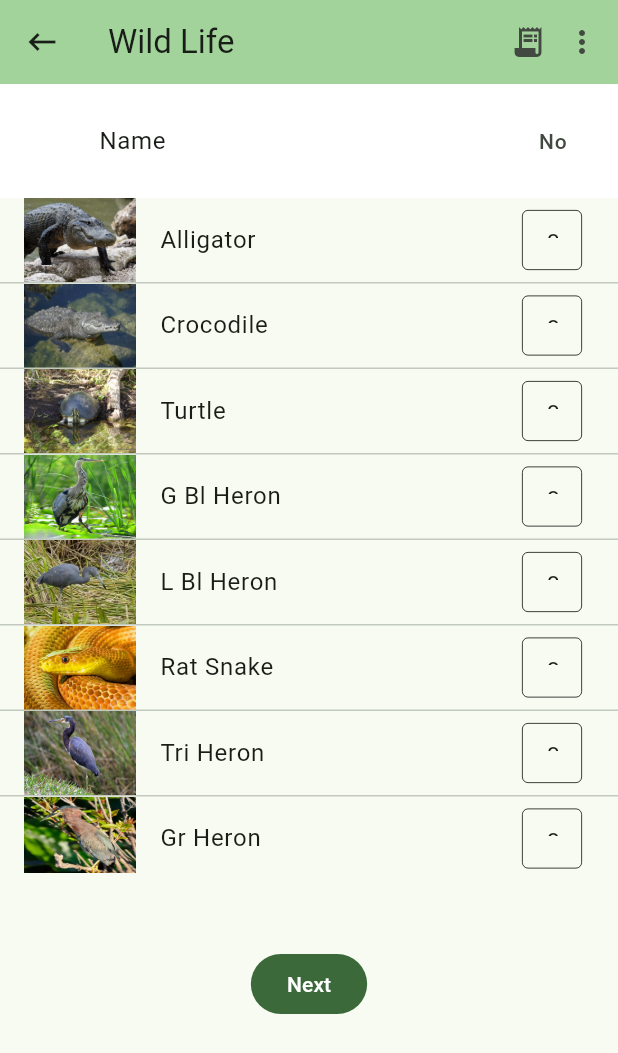
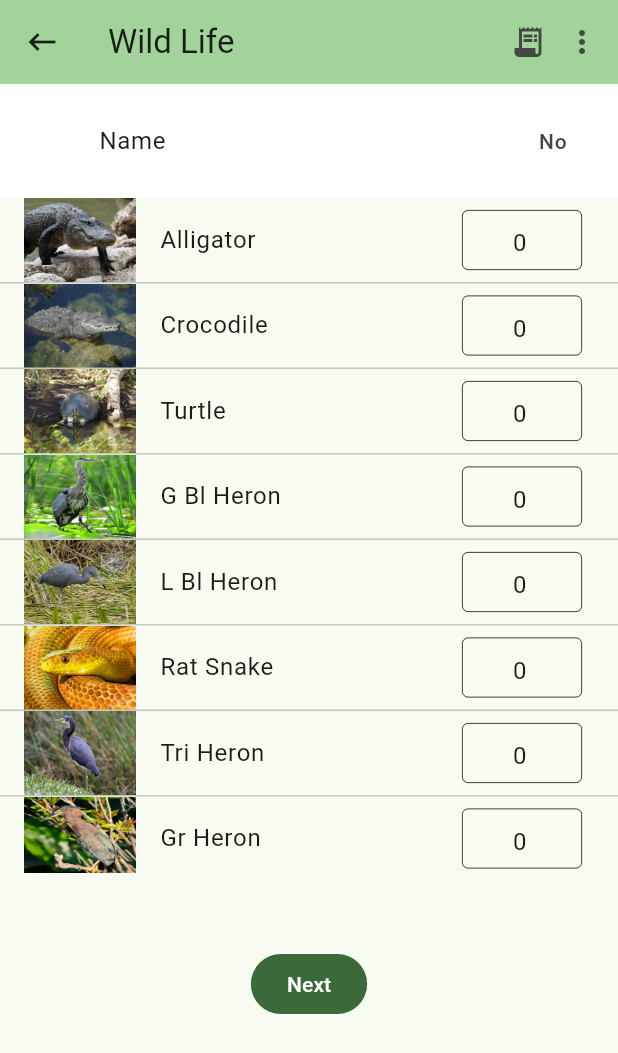
Before and after one commit to qkoliwala/skvyFrontend, a Flutter app: the WildLifePage screen opened by its route, on a phone screen of 412 x 824 dp. Shown: the top 1053 px of the screen. Run offline on Flutter 3.47's test engine with Material 2 defaults, Android fonts, the light colour scheme and no system bars; our stand-ins replace flutter_riverpod, fluttertoast, go_router; accounts and stored records are empty; network calls fail.

Commit message:
Added Sign Out
- Added Sign Out functionality
- Increased the textbox for the animal sightings

```diff
--- a/lib/wildlife.dart
+++ b/lib/wildlife.dart
@@ -7,40 +7,46 @@ import 'package:shark_valley/models/wildLifeSight.dart';
 import 'package:shark_valley/services/logProvider.dart';
 import 'package:shark_valley/vault.dart';
 
-
 class WildLifePage extends ConsumerWidget {
   const WildLifePage({super.key});
 
   @override
   Widget build(BuildContext context, WidgetRef ref) {
-    final List<WildLifeSight> sights =ref.watch(patrolLogProvider).wildlifeSights;
-    if(sights.isEmpty){
-      for(int i=0; i<wildLifeDefaultItems.length; i++){
-        WildLifeSight currentSight =WildLifeSight(name: wildLifeDefaultItems[i], amount: 0, createdBy: Vault.userName??"" );
-        currentSight.localImagePath = ("${Vault.assetsImagePath}$i.jpg")??'';
+    final List<WildLifeSight> sights =
+        ref.watch(patrolLogProvider).wildlifeSights;
+    if (sights.isEmpty) {
+      for (int i = 0; i < wildLifeDefaultItems.length; i++) {
+        WildLifeSight currentSight = WildLifeSight(
+            name: wildLifeDefaultItems[i],
+            amount: 0,
+            createdBy: Vault.userName ?? "");
+        currentSight.localImagePath = ("${Vault.assetsImagePath}$i.jpg") ?? '';
         sights.add(currentSight);
       }
     }
     List<SightController> sightControllers = [];
-    sightControllers = sights.map((sight) =>SightController( sight:sight,  controller:TextEditingController(text:sight.amount.toString()))).toList();
+    sightControllers = sights
+        .map((sight) => SightController(
+            sight: sight,
+            controller: TextEditingController(text: sight.amount.toString())))
+        .toList();
     return Scaffold(
       appBar: AppBar(
         leading: IconButton(
-          onPressed: (){
+          onPressed: () {
             context.go('/suppliesExpendedPage');
           },
           icon: const Icon(Icons.keyboard_backspace),
         ),
         title: const Text('Wild Life'),
         backgroundColor: Theme.of(context).colorScheme.inversePrimary,
-        actions:  [
+        actions: [
           const Icon(Icons.receipt_long),
           IconButton(
-            onPressed: (){},
+            onPressed: () {},
             icon: const Icon(Icons.more_vert),
           )
         ],
-
       ),
       resizeToAvoidBottomInset: false,
       body: Column(children: <Widget>[
@@ -50,43 +56,49 @@ class WildLifePage extends ConsumerWidget {
           child: const ListTile(
             leading: Text(''),
             title: Text('Name'),
-            trailing:  Text('No', style: TextStyle(fontSize: 14),),
-
+            trailing: Text(
+              'No',
+              style: TextStyle(fontSize: 14),
             ),
           ),
-
+        ),
         SizedBox(
             height: 450,
             child: Scrollbar(
               child: ListView.separated(
                 itemCount: sightControllers.length,
                 itemBuilder: (BuildContext context, int index) {
-                  return  ListTile(
-                    onTap: () {
-                    },
+                  return ListTile(
+                      onTap: () {},
 
                       // This sets text color and icon color to red when list tile is disabled and
                       // green when list tile is selected, otherwise sets it to black.
 
-                    leading:Image(image: ResizeImage(AssetImage(sightControllers[index].sight.localImagePath??''), width: 200, height: 150)),
-                    title:  Text(sightControllers[index].sight.name),
-                    trailing:        SizedBox(
-                  width: 40, height: 40, child: TextFormField(
-
+                      leading: Image(
+                          image: ResizeImage(
+                              AssetImage(sightControllers[index]
+                                      .sight
+                                      .localImagePath ??
+                                  ''),
+                              width: 200,
+                              height: 150)),
+                      title: Text(sightControllers[index].sight.name),
+                      trailing: SizedBox(
+                        width: 80,
+                        height: 40,
+                        child: TextFormField(
                             textAlign: TextAlign.center,
                             textAlignVertical: TextAlignVertical.top,
                             controller: sightControllers[index].controller,
                             keyboardType: TextInputType.number,
                             decoration: const InputDecoration(
                               focusedBorder: OutlineInputBorder(
-                            borderSide: BorderSide( width: .5),
+                                borderSide: BorderSide(width: .5),
                               ),
                               enabledBorder: OutlineInputBorder(
-                            borderSide: BorderSide( width: .5),
+                                borderSide: BorderSide(width: .5),
                               ),
-                        )
-
-                    ),
+                            )),
                       ));
                 },
                 separatorBuilder: (BuildContext context, int index) =>
@@ -98,19 +110,22 @@ class WildLifePage extends ConsumerWidget {
         ),
         FilledButton(
             onPressed: () {
-for(int i=0; i < sightControllers.length; i++){
-  ref.read(patrolLogProvider.notifier).addOrUpdateWildLifeSight(WildLifeSight(name: sightControllers[i].sight.name, amount: int.parse(sightControllers[i].controller.text), localImagePath:sights[i].localImagePath, createdBy: Vault.userName??"-"));
+              for (int i = 0; i < sightControllers.length; i++) {
+                ref.read(patrolLogProvider.notifier).addOrUpdateWildLifeSight(
+                    WildLifeSight(
+                        name: sightControllers[i].sight.name,
+                        amount: int.parse(sightControllers[i].controller.text),
+                        localImagePath: sights[i].localImagePath,
+                        createdBy: Vault.userName ?? "-"));
               }
 
               context.go('/notesPage');
             },
             child: const Text('Next'))
       ]),
-
     );
   }
 }
-
 
 class SightController {
   WildLifeSight sight;
```
Also changed, not shown: lib/completedForm.dart (+15 -4 lines). Lines whose indentation alone changed are shown as unchanged.
